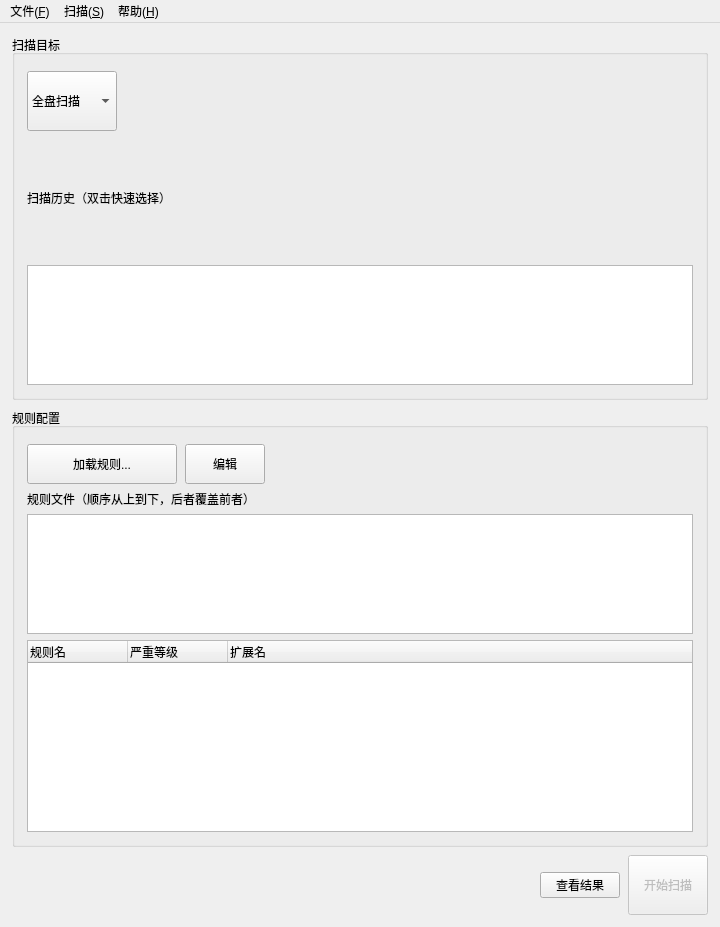
gookeryoung/uniscan, file src/fuscan/gui/main_window.ui: the form before one commit.
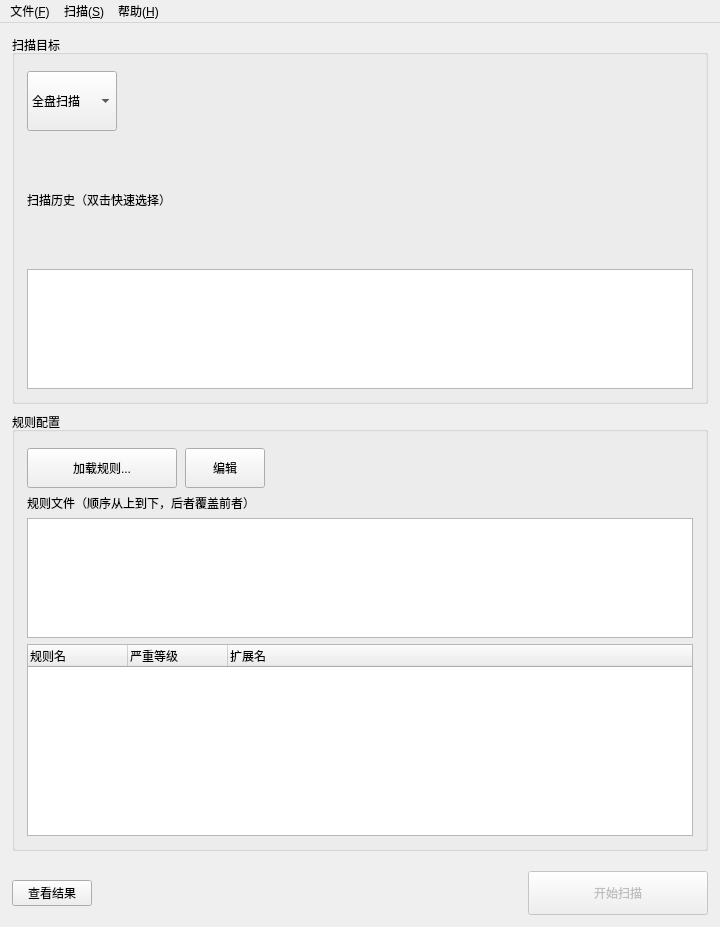
The form after the commit.

Commit message:
style(gui): 优化扫描按钮位置与配色
将 setup_btn_row 包裹在 QFrame#setup_action_bar 中形成操作条（顶部分隔线），view_results_btn 移至左侧并改为轮廓样式，scan_btn 改为 PRIMARY 蓝 #0366d6、高度 60→44、min-width 180，建立主次视觉层次。新增 5 个 TestSetupActionBar 测试。

Diff of the .ui file:
```diff
--- a/src/fuscan/gui/main_window.ui
+++ b/src/fuscan/gui/main_window.ui
@@ -362,10 +362,39 @@
          </widget>
         </item>
         <item>
+         <widget class="QFrame" name="setup_action_bar">
+          <property name="frameShape">
+           <enum>QFrame::NoFrame</enum>
+          </property>
          <layout class="QHBoxLayout" name="setup_btn_row">
           <property name="spacing">
            <number>8</number>
           </property>
+           <property name="leftMargin">
+            <number>0</number>
+           </property>
+           <property name="topMargin">
+            <number>12</number>
+           </property>
+           <property name="rightMargin">
+            <number>0</number>
+           </property>
+           <property name="bottomMargin">
+            <number>0</number>
+           </property>
+           <item>
+            <widget class="QPushButton" name="view_results_btn">
+             <property name="visible">
+              <bool>false</bool>
+             </property>
+             <property name="toolTip">
+              <string>查看上次扫描结果</string>
+             </property>
+             <property name="text">
+              <string>查看结果</string>
+             </property>
+            </widget>
+           </item>
           <item>
            <spacer name="setup_btn_spacer">
             <property name="orientation">
@@ -379,19 +408,6 @@
             </property>
            </spacer>
           </item>
-          <item>
-           <widget class="QPushButton" name="view_results_btn">
-            <property name="visible">
-             <bool>false</bool>
-            </property>
-            <property name="toolTip">
-             <string>查看上次扫描结果</string>
-            </property>
-            <property name="text">
-             <string>查看结果</string>
-            </property>
-           </widget>
-          </item>
           <item>
            <widget class="QPushButton" name="scan_btn">
             <property name="enabled">
@@ -399,8 +415,8 @@
             </property>
             <property name="minimumSize">
              <size>
-              <width>0</width>
-              <height>60</height>
+               <width>180</width>
+               <height>44</height>
              </size>
             </property>
             <property name="cursor">
@@ -412,6 +428,7 @@
            </widget>
           </item>
          </layout>
+         </widget>
         </item>
        </layout>
       </widget>
```
Lines whose indentation alone changed are shown as unchanged. The commit also changes 4 other files.
